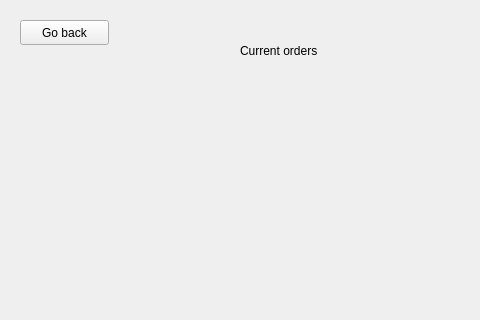
This is sdi_app/gui/menu_company.ui in FratiaXd/SDI as Qt 5 draws it before an edit; both pictures show x 0 to 480 and y 0 to 320 of the 594 by 489 pixel window. The edited form follows.
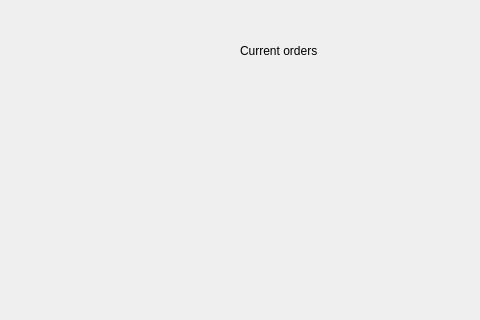
This is the edited form. The open tabs and pages were chosen to show the change.

Commit message: display offers to transp company and calculate comission done

What changed in the file:
```diff
--- a/sdi_app/gui/menu_company.ui
+++ b/sdi_app/gui/menu_company.ui
@@ -280,19 +280,6 @@
       <string>Current orders</string>
      </property>
     </widget>
-    <widget class="QPushButton" name="pushButton_8">
-     <property name="geometry">
-      <rect>
-       <x>20</x>
-       <y>20</y>
-       <width>89</width>
-       <height>25</height>
-      </rect>
-     </property>
-     <property name="text">
-      <string>Go back</string>
-     </property>
-    </widget>
    </widget>
    <widget class="QWidget" name="page_5">
     <widget class="QLabel" name="label_5">
```
The commit also changes 3 other files.
